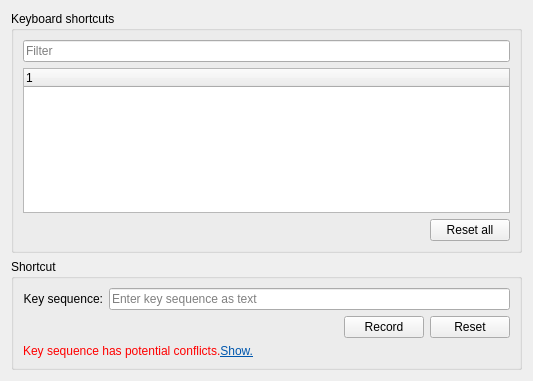
Above: src/dialogs/shortcut_settings/ShortcutSettingsWidget.ui from d1vanov/quentier before the change. Below: the same form after it.
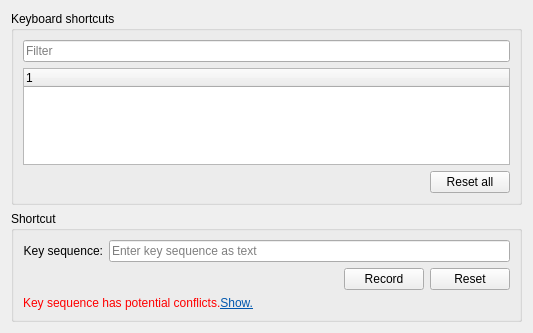
That is the form after the change. Custom widgets are drawn as their Qt base class.

Commit message: Issue #122: reduce the height of shortcut settings widget a little

The edit to the form file:
```diff
--- a/src/dialogs/shortcut_settings/ShortcutSettingsWidget.ui
+++ b/src/dialogs/shortcut_settings/ShortcutSettingsWidget.ui
@@ -7,7 +7,7 @@
     <x>0</x>
     <y>0</y>
     <width>533</width>
-    <height>381</height>
+    <height>333</height>
    </rect>
   </property>
   <property name="windowTitle">
```
